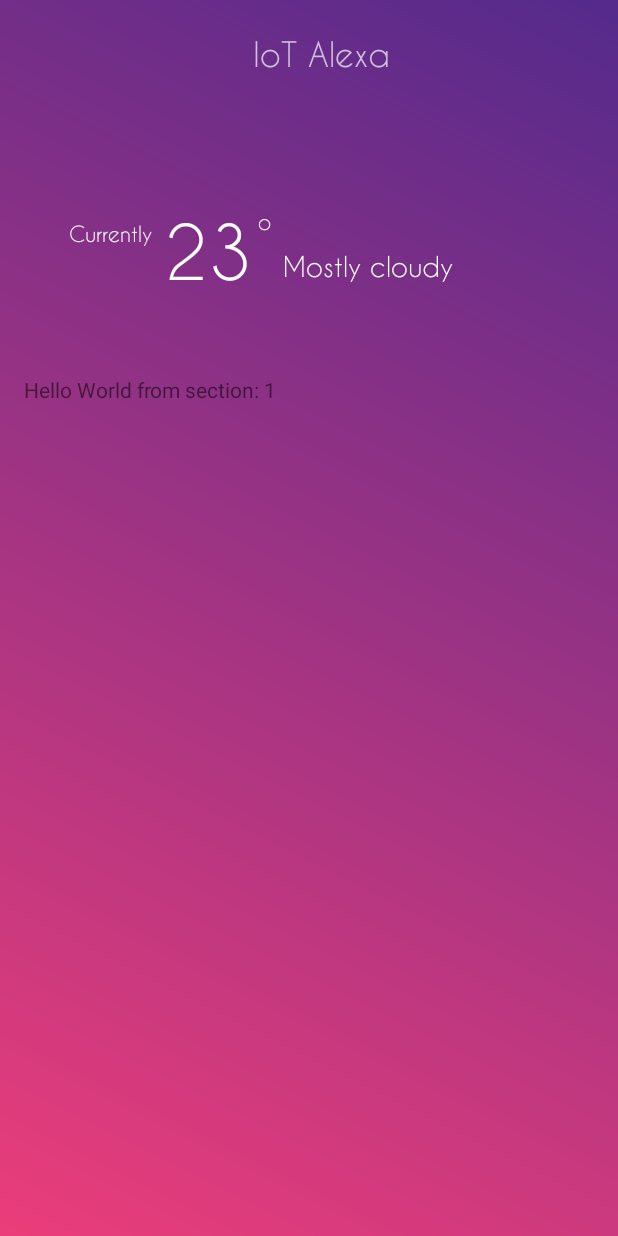
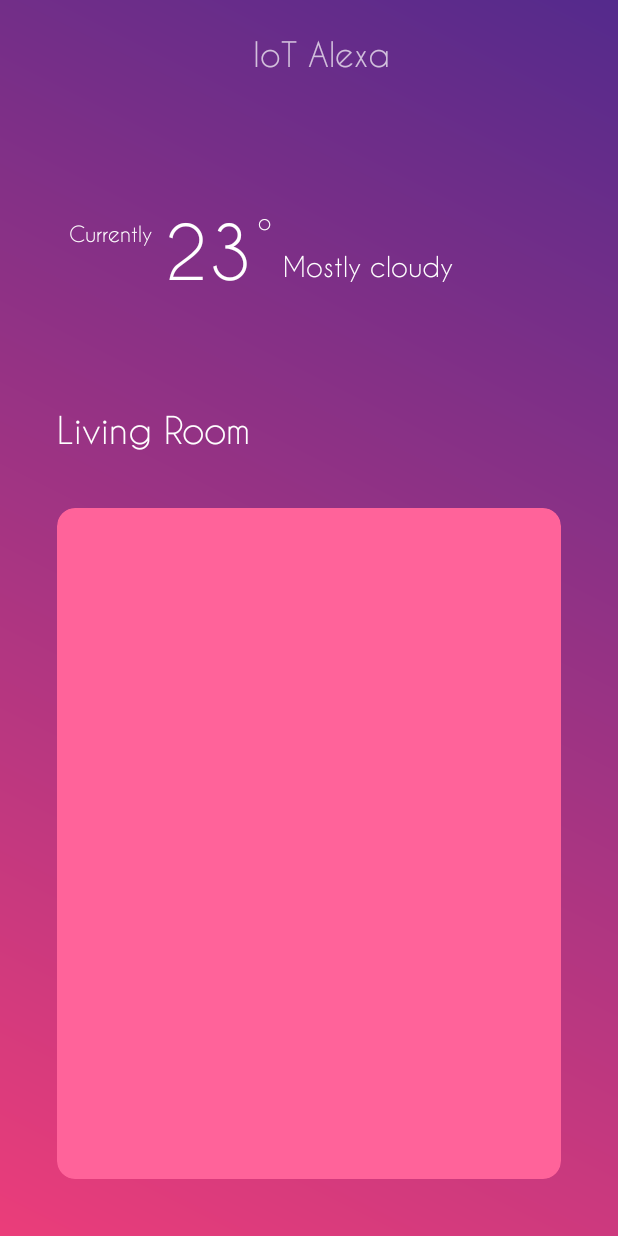
Before and after one commit to dani3/IoT-Alexa-Automation, an Android app: the screen it shows after launch (MainActivity), on a phone screen of 412 x 824 dp. Run offline under Robolectric (Android 15) with nearby library versions, the phone set to English and light mode, and no system bars; our stand-ins replace Volley; network calls fail.

Commit message:
First fragment design version

```diff
--- a/Android/app/build.gradle
+++ b/Android/app/build.gradle
@@ -23,6 +23,7 @@ dependencies {
     implementation 'com.android.support:appcompat-v7:27.1.1'
     implementation 'com.android.support:design:27.1.1'
     implementation 'com.android.support.constraint:constraint-layout:1.1.2'
+    implementation 'com.android.support:cardview-v7:27.1.1'
     implementation 'com.google.code.gson:gson:2.8.0'
     implementation 'com.android.volley:volley:1.0.0'
     testImplementation 'junit:junit:4.12'
--- a/Android/app/src/main/java/com/danim/iotalexa/MainActivity.java
+++ b/Android/app/src/main/java/com/danim/iotalexa/MainActivity.java
@@ -69,12 +69,6 @@ public class MainActivity extends AppCompatActivity
      */
     public static class PlaceholderFragment extends Fragment
     {
-        /**
-         * The fragment argument representing the section number for this
-         * fragment.
-         */
-        private static final String ARG_SECTION_NUMBER = "section_number";
-
         public PlaceholderFragment() {}
 
         /**
@@ -83,24 +77,13 @@ public class MainActivity extends AppCompatActivity
          */
         public static PlaceholderFragment newInstance(int sectionNumber)
         {
-            PlaceholderFragment fragment = new PlaceholderFragment();
-
-            Bundle args = new Bundle();
-            args.putInt(ARG_SECTION_NUMBER, sectionNumber);
-            fragment.setArguments(args);
-
-            return fragment;
+            return new PlaceholderFragment();
         }
 
         @Override
         public View onCreateView(@NonNull LayoutInflater inflater, ViewGroup container, Bundle savedInstanceState)
         {
-            View rootView = inflater.inflate(R.layout.fragment_main, container, false);
-
-            TextView textView = rootView.findViewById(R.id.section_label);
-            textView.setText(getString(R.string.section_format, (getArguments() != null) ? getArguments().getInt(ARG_SECTION_NUMBER) : 0));
-
-            return rootView;
+            return inflater.inflate(R.layout.fragment_main, container, false);
         }
     }
 
--- a/Android/app/src/main/res/layout/fragment_main.xml
+++ b/Android/app/src/main/res/layout/fragment_main.xml
@@ -1,24 +1,31 @@
 <?xml version="1.0" encoding="utf-8"?>
-<android.support.constraint.ConstraintLayout xmlns:android="http://schemas.android.com/apk/res/android"
+<LinearLayout xmlns:android="http://schemas.android.com/apk/res/android"
     xmlns:app="http://schemas.android.com/apk/res-auto"
     xmlns:tools="http://schemas.android.com/tools"
-    android:id="@+id/constraintLayout"
     android:layout_width="match_parent"
     android:layout_height="match_parent"
     android:background="@android:color/transparent"
+    android:orientation="vertical"
     tools:context=".MainActivity$PlaceholderFragment">
 
     <TextView
-        android:id="@+id/section_label"
-        android:layout_width="wrap_content"
+        android:layout_width="match_parent"
         android:layout_height="wrap_content"
-        android:layout_marginBottom="@dimen/activity_vertical_margin"
-        android:layout_marginEnd="@dimen/activity_horizontal_margin"
-        android:layout_marginStart="@dimen/activity_horizontal_margin"
-        android:layout_marginTop="@dimen/activity_vertical_margin"
-        app:layout_constraintLeft_toLeftOf="parent"
-        app:layout_constraintTop_toTopOf="@+id/constraintLayout"
-        tools:layout_constraintLeft_creator="1"
-        tools:layout_constraintTop_creator="1" />
+        android:fontFamily="@font/caviar_dreams"
+        android:textSize="24sp"
+        android:textColor="@android:color/white"
+        android:text="@string/living_room"
+        android:layout_marginLeft="38dp"
+        android:layout_marginTop="38dp"/>
 
-</android.support.constraint.ConstraintLayout>
+    <android.support.v7.widget.CardView
+        android:layout_width="match_parent"
+        android:layout_height="match_parent"
+        android:layout_margin="38dp"
+        app:cardElevation="0dp"
+        app:cardBackgroundColor="@color/colorPrimary"
+        app:cardCornerRadius="12dp">
+
+    </android.support.v7.widget.CardView>
+
+</LinearLayout>
--- a/Android/app/src/main/res/values/colors.xml
+++ b/Android/app/src/main/res/values/colors.xml
@@ -1,6 +1,6 @@
 <?xml version="1.0" encoding="utf-8"?>
 <resources>
-    <color name="colorPrimary">#434654</color>
+    <color name="colorPrimary">#FF639A</color>
     <color name="colorPrimaryDark">#2D2E37</color>
     <color name="colorAccent">#8475EC</color>
     <color name="colorAccentPink">#EB3D7A</color>
--- a/Android/app/src/main/res/values/strings.xml
+++ b/Android/app/src/main/res/values/strings.xml
@@ -1,6 +1,5 @@
 <resources>
     <string name="app_name">IoT Alexa</string>
-    <string name="section_format">Hello World from section: %1$d</string>
 
     <string name="living_room">Living Room</string>
 
```
